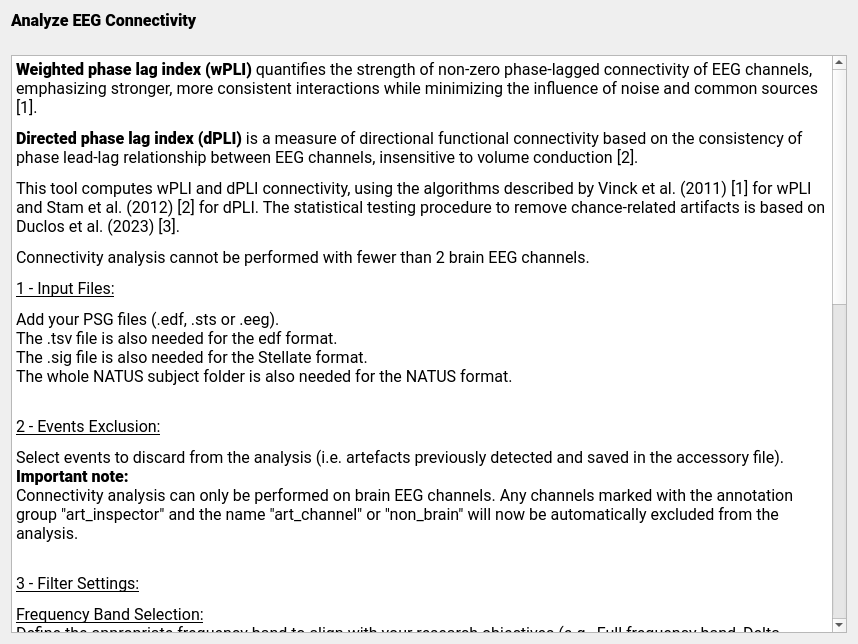
Before: the Qt Designer form tools/CEAMSTools/AnalyzeEEGConnectivity/AnalyzeEEGConnectivityDoc/Ui_AnalyzeEEGConnectivityDoc.ui in SnoozToolbox/snooz-package-ceams, drawn with Qt 5.
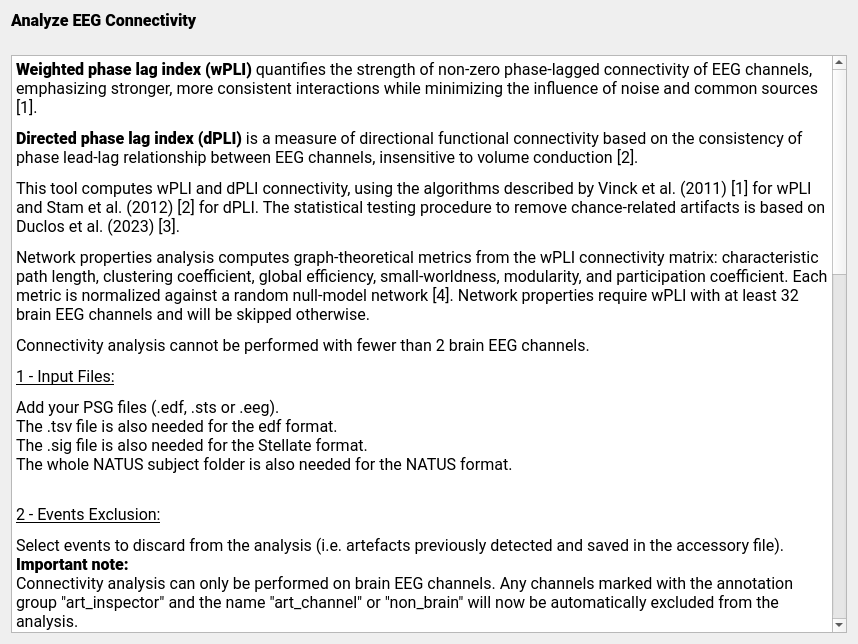
After: the same form once the commit is applied.

Commit message: Update connectivity UI, optimize network properties, and fix bugs

What changed in the file:
```diff
--- a/tools/CEAMSTools/AnalyzeEEGConnectivity/AnalyzeEEGConnectivityDoc/Ui_AnalyzeEEGConnectivityDoc.ui
+++ b/tools/CEAMSTools/AnalyzeEEGConnectivity/AnalyzeEEGConnectivityDoc/Ui_AnalyzeEEGConnectivityDoc.ui
@@ -66,6 +66,7 @@
 &lt;p style=&quot; margin-top:12px; margin-bottom:12px; margin-left:0px; margin-right:0px; -qt-block-indent:0; text-indent:0px;&quot;&gt;&lt;span style=&quot; font-weight:700; font-style:normal;&quot;&gt;Weighted phase lag index (wPLI)&lt;/span&gt;&lt;span style=&quot; font-style:normal;&quot;&gt; quantifies the strength of non-zero phase-lagged connectivity of EEG channels, emphasizing stronger, more consistent interactions while minimizing the influence of noise and common sources [1]. &lt;/span&gt;&lt;/p&gt;
 &lt;p style=&quot; margin-top:12px; margin-bottom:12px; margin-left:0px; margin-right:0px; -qt-block-indent:0; text-indent:0px;&quot;&gt;&lt;span style=&quot; font-weight:700; font-style:normal;&quot;&gt;Directed phase lag index (dPLI)&lt;/span&gt;&lt;span style=&quot; font-style:normal;&quot;&gt; is a measure of directional functional connectivity based on the consistency of phase lead-lag relationship between EEG channels, insensitive to volume conduction [2].&lt;/span&gt;&lt;/p&gt;
 &lt;p style=&quot; margin-top:12px; margin-bottom:12px; margin-left:0px; margin-right:0px; -qt-block-indent:0; text-indent:0px;&quot;&gt;&lt;span style=&quot; font-style:normal;&quot;&gt;This tool computes wPLI and dPLI connectivity, using the algorithms described by Vinck et al. (2011) [1] for wPLI and Stam et al. (2012) [2] for dPLI. The statistical testing procedure to remove chance-related artifacts is based on Duclos et al. (2023) [3].&lt;/span&gt;&lt;/p&gt;
+&lt;p style=&quot; margin-top:12px; margin-bottom:12px; margin-left:0px; margin-right:0px; -qt-block-indent:0; text-indent:0px;&quot;&gt;&lt;span style=&quot; font-style:normal;&quot;&gt;Network properties analysis computes graph-theoretical metrics from the wPLI connectivity matrix: characteristic path length, clustering coefficient, global efficiency, small-worldness, modularity, and participation coefficient. Each metric is normalized against a random null-model network [4]. Network properties require wPLI with at least 32 brain EEG channels and will be skipped otherwise.&lt;/span&gt;&lt;/p&gt;
 &lt;p style=&quot; margin-top:12px; margin-bottom:12px; margin-left:0px; margin-right:0px; -qt-block-indent:0; text-indent:0px;&quot;&gt;&lt;span style=&quot; font-style:normal;&quot;&gt;Connectivity analysis cannot be performed with fewer than 2 brain EEG channels.&lt;/span&gt;&lt;/p&gt;
 &lt;p style=&quot; margin-top:12px; margin-bottom:12px; margin-left:0px; margin-right:0px; -qt-block-indent:0; text-indent:0px;&quot;&gt;&lt;span style=&quot; font-style:normal; text-decoration: underline;&quot;&gt;1 - Input Files:&lt;/span&gt;&lt;/p&gt;
 &lt;p style=&quot; margin-top:12px; margin-bottom:12px; margin-left:0px; margin-right:0px; -qt-block-indent:0; text-indent:0px;&quot;&gt;&lt;span style=&quot; font-style:normal;&quot;&gt;Add your PSG files (.edf, .sts or .eeg). &lt;br /&gt;The .tsv file is also needed for the edf format.&lt;br /&gt;The .sig file is also needed for the Stellate format.&lt;br /&gt;The whole NATUS subject folder is also needed for the NATUS format. &lt;/span&gt;&lt;/p&gt;
@@ -80,8 +81,8 @@
 &lt;p style=&quot; margin-top:12px; margin-bottom:12px; margin-left:0px; margin-right:0px; -qt-block-indent:0; text-indent:0px;&quot;&gt;&lt;span style=&quot; font-style:normal;&quot;&gt;Define the connectivity type (dPLI or wPLI)&lt;br /&gt;Specify the Epoch length and Epoch overlap (in seconds) and number of surrogates and p-value threshold for statistical testing.&lt;br /&gt;&lt;/span&gt;&lt;span style=&quot; font-weight:700; font-style:normal;&quot;&gt;note:&lt;/span&gt;&lt;span style=&quot; font-style:normal;&quot;&gt;&lt;br /&gt;Statistical testing ensures connections are not due to chance and provides more reliable connectivity estimates.&lt;/span&gt;&lt;/p&gt;
 &lt;p style=&quot; margin-top:12px; margin-bottom:12px; margin-left:0px; margin-right:0px; -qt-block-indent:0; text-indent:0px;&quot;&gt;&lt;span style=&quot; font-style:normal; text-decoration: underline;&quot;&gt;&lt;br /&gt;6 - Output Files :&lt;/span&gt;&lt;/p&gt;
 &lt;p style=&quot; margin-top:12px; margin-bottom:12px; margin-left:0px; margin-right:0px; -qt-block-indent:0; text-indent:0px;&quot;&gt;&lt;span style=&quot; font-style:normal;&quot;&gt;All files are saved in the selected Output folder (or next to the input recording if the &amp;quot; save in the same folder is checked). Filenames use the subject name and metric (wPLI or dPLI).&lt;/span&gt;&lt;/p&gt;
-&lt;p style=&quot; margin-top:12px; margin-bottom:12px; margin-left:0px; margin-right:0px; -qt-block-indent:0; text-indent:0px;&quot;&gt;&lt;span style=&quot; font-style:normal;&quot;&gt;- Connectivity matrix (TSV) --- &amp;lt;Filename&amp;gt;_{wpli|dpli}_convalue.tsv&lt;br /&gt;- Connectivity heatmap (PNG) --- &amp;lt;Filename&amp;gt;_{wpli|dpli}_conheatmap.png&lt;br /&gt;- Head connectivity plot (PNG) — &amp;lt;Filename&amp;gt;_{wpli|dpli}_contopomap.png (saved only if a best montage with ≥ 4 EEG channels is found)&lt;br /&gt;&lt;/span&gt;&lt;/p&gt;
-&lt;p style=&quot; margin-top:12px; margin-bottom:12px; margin-left:0px; margin-right:0px; -qt-block-indent:0; text-indent:0px;&quot;&gt;&lt;span style=&quot; font-style:normal;&quot;&gt;References:&lt;/span&gt;&lt;span style=&quot; font-family:'Segoe UI'; font-style:normal;&quot;&gt;&lt;br /&gt;[1] Stam, C. J., &amp;amp; van Straaten, E. C. W. (2012). &lt;/span&gt;&lt;span style=&quot; font-family:'Segoe UI';&quot;&gt;Go with the flow: Use of a directed phase lag index (dPLI) to characterize patterns of phase relations in a large-scale model of brain dynamics&lt;/span&gt;&lt;span style=&quot; font-family:'Segoe UI'; font-style:normal;&quot;&gt;. NeuroImage, 62(3), 1415–1428. https://doi.org/10.1016/j.neuroimage.2012.05.050&lt;br /&gt;[2] Vinck, M., Oostenveld, R., van Wingerden, M., Battaglia, F., &amp;amp; Pennartz, C. M. (2011). &lt;/span&gt;&lt;span style=&quot; font-family:'Segoe UI';&quot;&gt;An improved index of phase-synchronization for electrophysiological data in the presence of volume-conduction, noise and sample-size bias&lt;/span&gt;&lt;span style=&quot; font-family:'Segoe UI'; font-style:normal;&quot;&gt;. NeuroImage, 55(4), 1548–1565. https://doi.org/10.1016/j.neuroimage.2011.01.055&lt;br /&gt;[3] Duclos, C., Maschke, C., Mahdid, Y., Nadin, D., Rokos, A., Arbour, C., Badawy, M., Létourneau, J., Owen, A. M., Plourde, G., &amp;amp; Blain-Moraes, S. (2023). Brain responses to propofol in advance of recovery from coma and disorders of consciousness: A preliminary study. *American Journal of Respiratory and Critical Care Medicine, 207*(5), 602–613. https://doi.org/10.1164/rccm.202105-1223OC&lt;/span&gt;&lt;/p&gt;&lt;/body&gt;&lt;/html&gt;</string>
+&lt;p style=&quot; margin-top:12px; margin-bottom:12px; margin-left:0px; margin-right:0px; -qt-block-indent:0; text-indent:0px;&quot;&gt;&lt;span style=&quot; font-style:normal;&quot;&gt;- Connectivity matrix (TSV) --- &amp;lt;Filename&amp;gt;_{wpli|dpli}_convalue.tsv&lt;br /&gt;- Connectivity heatmap (PNG) --- &amp;lt;Filename&amp;gt;_{wpli|dpli}_conheatmap.png&lt;br /&gt;- Head connectivity plot (PNG) — &amp;lt;Filename&amp;gt;_{wpli|dpli}_contopomap.png (saved only if a best montage with ≥ 4 EEG channels is found)&lt;br /&gt;- Network Properties results (TSV)&lt;/span&gt;— &lt;span style=&quot; font-style:normal;&quot;&gt;&amp;lt;Filename&amp;gt;_wpli_net_properties_results.tsv (saved only when wPLI is selected and the number of channels is greater than 32.)&lt;br /&gt;- Participation Coefficient (TSV) &lt;/span&gt;— &lt;span style=&quot; font-style:normal;&quot;&gt;&amp;lt;Filename&amp;gt;_wpli_participation_coefficient_results.tsv (saved only when wPLI is selected and the number of channels is greater than 32.)&lt;br /&gt;&lt;/span&gt;&lt;/p&gt;
+&lt;p style=&quot; margin-top:12px; margin-bottom:12px; margin-left:0px; margin-right:0px; -qt-block-indent:0; text-indent:0px;&quot;&gt;&lt;span style=&quot; font-style:normal;&quot;&gt;References:&lt;/span&gt;&lt;span style=&quot; font-family:'Segoe UI'; font-style:normal;&quot;&gt;&lt;br /&gt;[1] Stam, C. J., &amp;amp; van Straaten, E. C. W. (2012). &lt;/span&gt;&lt;span style=&quot; font-family:'Segoe UI';&quot;&gt;Go with the flow: Use of a directed phase lag index (dPLI) to characterize patterns of phase relations in a large-scale model of brain dynamics&lt;/span&gt;&lt;span style=&quot; font-family:'Segoe UI'; font-style:normal;&quot;&gt;. NeuroImage, 62(3), 1415–1428. https://doi.org/10.1016/j.neuroimage.2012.05.050&lt;br /&gt;[2] Vinck, M., Oostenveld, R., van Wingerden, M., Battaglia, F., &amp;amp; Pennartz, C. M. (2011). &lt;/span&gt;&lt;span style=&quot; font-family:'Segoe UI';&quot;&gt;An improved index of phase-synchronization for electrophysiological data in the presence of volume-conduction, noise and sample-size bias&lt;/span&gt;&lt;span style=&quot; font-family:'Segoe UI'; font-style:normal;&quot;&gt;. NeuroImage, 55(4), 1548–1565. https://doi.org/10.1016/j.neuroimage.2011.01.055&lt;br /&gt;[3] Duclos, C., Maschke, C., Mahdid, Y., Nadin, D., Rokos, A., Arbour, C., Badawy, M., Létourneau, J., Owen, A. M., Plourde, G., &amp;amp; Blain-Moraes, S. (2023). Brain responses to propofol in advance of recovery from coma and disorders of consciousness: A preliminary study. *American Journal of Respiratory and Critical Care Medicine, 207*(5), 602–613. https://doi.org/10.1164/rccm.202105-1223OC&lt;br /&gt;[4] Rubinov, M., &amp;amp; Sporns, O. (2010). Complex network measures of brain connectivity: Uses and interpretations. NeuroImage, 52(3), 1059–1072. https://doi.org/10.1016/j.neuroimage.2009.10.003&lt;/span&gt;&lt;/p&gt;&lt;/body&gt;&lt;/html&gt;</string>
      </property>
     </widget>
    </item>
```
The commit also changes 7 other files.
